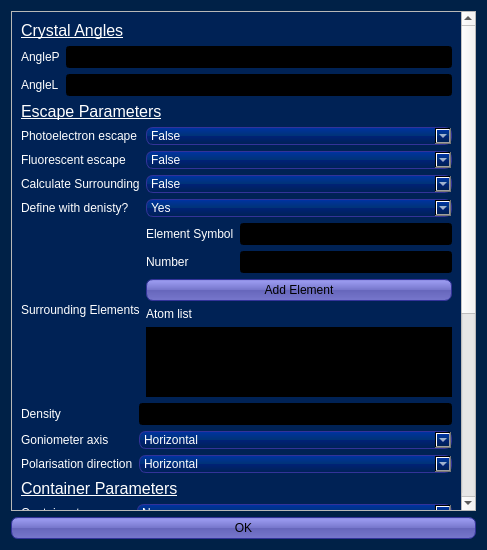
Before: the Qt Designer form RD3D_GUI/crystaladvanced.ui in jdickerson95/qt_RADDDOSE-3D, drawn with Qt 5.
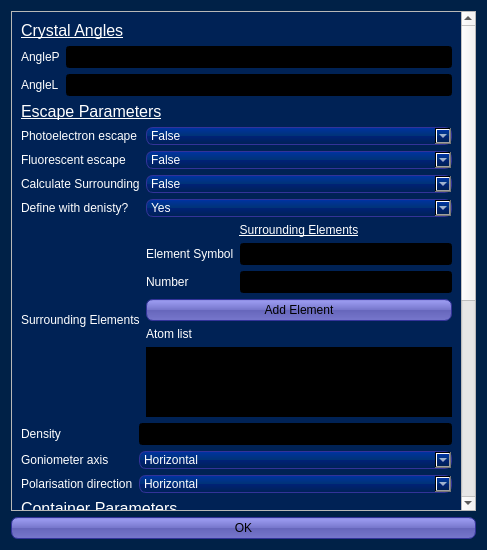
After: the same form once the commit is applied.

```diff
--- a/RD3D_GUI/crystaladvanced.ui
+++ b/RD3D_GUI/crystaladvanced.ui
@@ -499,9 +499,9 @@
       <property name="geometry">
        <rect>
         <x>0</x>
-        <y>-376</y>
+        <y>-385</y>
         <width>453</width>
-        <height>877</height>
+        <height>907</height>
        </rect>
       </property>
       <layout class="QVBoxLayout" name="verticalLayout_2">
@@ -687,6 +687,21 @@
            <property name="bottomMargin">
             <number>0</number>
            </property>
+           <item>
+            <widget class="QLabel" name="label_SurrEl2">
+             <property name="font">
+              <font>
+               <underline>true</underline>
+              </font>
+             </property>
+             <property name="text">
+              <string>Surrounding Elements</string>
+             </property>
+             <property name="alignment">
+              <set>Qt::AlignCenter</set>
+             </property>
+            </widget>
+           </item>
            <item>
             <layout class="QFormLayout" name="formLayout_3">
              <item row="0" column="0">
@@ -1601,6 +1616,21 @@
            <property name="bottomMargin">
             <number>0</number>
            </property>
+           <item>
+            <widget class="QLabel" name="label_containerMatEl2">
+             <property name="font">
+              <font>
+               <underline>true</underline>
+              </font>
+             </property>
+             <property name="text">
+              <string>Material Elements</string>
+             </property>
+             <property name="alignment">
+              <set>Qt::AlignCenter</set>
+             </property>
+            </widget>
+           </item>
            <item>
             <layout class="QFormLayout" name="formLayout_6">
              <property name="bottomMargin">
```
